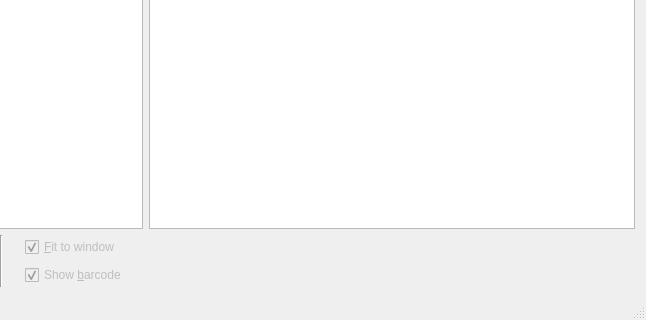
Above: visualizationwindow.ui from rivetTDA/rivet before the change; both pictures show x 354 to 1000 and y 380 to 700 of the 1000 by 700 pixel window. Below: the same form after it.
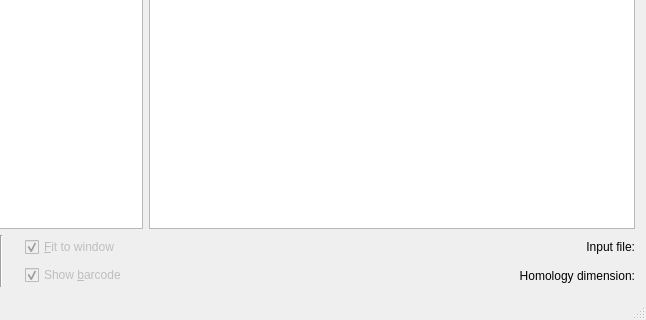
That is the form after the change.

Commit message: added diagram font to config_parameters and moved labels from the persistence diagram to the main window

The edit to the form file:
```diff
--- a/visualizationwindow.ui
+++ b/visualizationwindow.ui
@@ -376,32 +376,32 @@
        <widget class="QGraphicsView" name="pdView"/>
       </item>
       <item row="2" column="1">
-       <layout class="QHBoxLayout" name="horizontalLayout_pd_controls">
+       <layout class="QVBoxLayout" name="verticalLayout_for_text">
         <item>
-         <spacer name="horizontalSpacer_4">
-          <property name="orientation">
-           <enum>Qt::Horizontal</enum>
+         <widget class="QLabel" name="filenameLabel">
+          <property name="sizePolicy">
+           <sizepolicy hsizetype="Ignored" vsizetype="Preferred">
+            <horstretch>0</horstretch>
+            <verstretch>0</verstretch>
+           </sizepolicy>
           </property>
-          <property name="sizeHint" stdset="0">
-           <size>
-            <width>40</width>
-            <height>20</height>
-           </size>
+          <property name="text">
+           <string>Input file:</string>
           </property>
-         </spacer>
+          <property name="alignment">
+           <set>Qt::AlignRight|Qt::AlignTrailing|Qt::AlignVCenter</set>
+          </property>
+         </widget>
         </item>
         <item>
-         <spacer name="horizontalSpacer_5">
-          <property name="orientation">
-           <enum>Qt::Horizontal</enum>
+         <widget class="QLabel" name="homdimLabel">
+          <property name="text">
+           <string>Homology dimension:</string>
           </property>
-          <property name="sizeHint" stdset="0">
-           <size>
-            <width>40</width>
-            <height>20</height>
-           </size>
+          <property name="alignment">
+           <set>Qt::AlignRight|Qt::AlignTrailing|Qt::AlignVCenter</set>
           </property>
-         </spacer>
+         </widget>
         </item>
        </layout>
       </item>
```
The commit also changes 6 other files.
